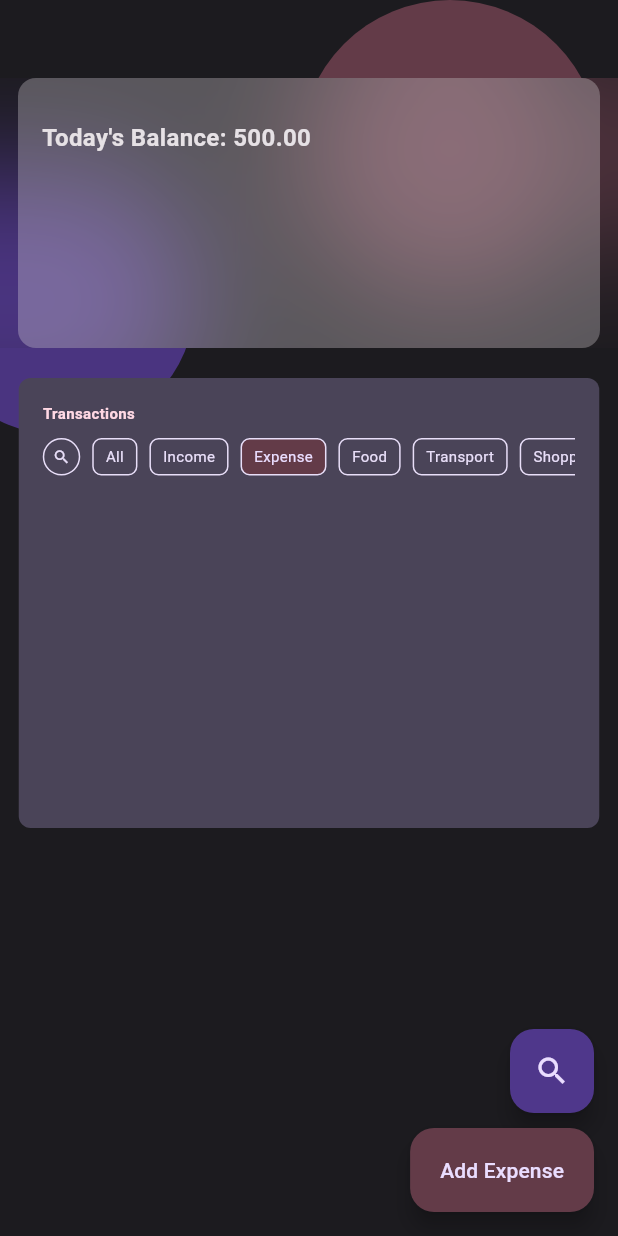
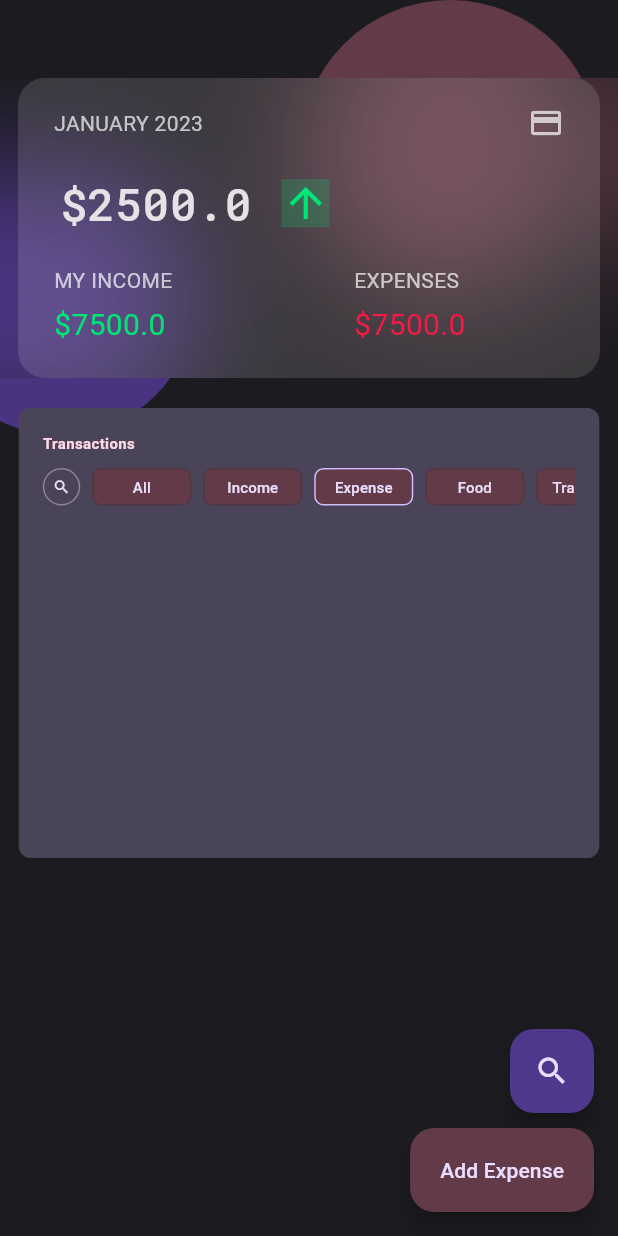
Before and after one commit to jannikwienecke/flutter-finance-tracker, a Flutter app: the screen it shows after launch, on a phone screen of 412 x 824 dp. Run offline on Flutter 3.47's test engine with Material 2 defaults, Android fonts, the phone set to English and light mode, and no system bars; our stand-ins replace bloc, dartz, equatable, flutter_hooks, freezed_annotation, go_router and 4 more; generated files the repository leaves out were written again.

Commit message:
refactor + summary card ui done

```diff
--- a/lib/app/modules/finance/presentation/controller/dashboard_controller_handler.dart
+++ b/lib/app/modules/finance/presentation/controller/dashboard_controller_handler.dart
@@ -1,3 +1,4 @@
+
 import 'dart:async';
 
 import 'package:equatable/equatable.dart';
@@ -58,8 +59,6 @@ class DashboardControllerHandler extends _$DashboardControllerHandler {
         totalDeltaY: 0,
         started: false,
       );
-
-// intervall
     } else {
       state = state.copyWith(
         showCommandbar: true,
@@ -70,7 +69,6 @@ class DashboardControllerHandler extends _$DashboardControllerHandler {
 
       final timer = Timer.periodic(const Duration(milliseconds: 5), (timer) {
         if (state.opacity - 0.0333 <= 0) {
-          print('totalDeltaY: ${state.totalDeltaY} ${state.opacity}}');
           timer.cancel();
           return;
         }
--- a/lib/app/modules/finance/presentation/widgets/dashboard_controller.dart
+++ b/lib/app/modules/finance/presentation/dashboard_controller_screen/dashboard_controller.dart
@@ -1,11 +1,11 @@
 import 'package:flutter/material.dart';
 import 'package:flutter_hooks/flutter_hooks.dart';
 import 'package:hooks_riverpod/hooks_riverpod.dart';
-import 'package:notes/app/modules/finance/presentation/command_bar_screen.dart';
+import 'package:notes/app/modules/finance/presentation/command_bar_screen/command_bar_screen.dart';
 import 'package:notes/app/modules/finance/presentation/constants.dart';
 import 'package:notes/app/modules/finance/presentation/controller/dashboard_controller_handler.dart';
-import 'package:notes/app/modules/finance/presentation/dashboard_screen.dart';
-import 'package:notes/app/modules/finance/presentation/widgets/color_circle.dart';
+import 'package:notes/app/modules/finance/presentation/dashboard_screen/dashboard_screen.dart';
+import 'package:notes/app/shared/presentation/widgets/widgets.dart';
 
 class DashboardController extends HookConsumerWidget {
   const DashboardController({super.key});
@@ -69,7 +69,7 @@ class DashboardController extends HookConsumerWidget {
           onPanDown: handlePanDown,
           onPanUpdate: handlePanUpdate,
           onPanEnd: handlePanEnd,
-          child: DashBoardScreen(
+          child: DashboardScreen(
             totalDeltaY: totalDeltaY,
             opacity: opacity,
             duration: duration,
--- a/lib/app/modules/finance/presentation/dashboard_screen.dart
+++ b/lib/app/modules/finance/presentation/dashboard_screen/dashboard_screen.dart
@@ -1,9 +1,10 @@
 import 'package:flutter/material.dart';
-import 'package:notes/app/modules/finance/presentation/widgets/glasmorphism_wrapper.dart';
-import 'package:notes/app/modules/finance/presentation/widgets/transactions_card.dart';
+import 'package:notes/app/modules/finance/presentation/dashboard_screen/widgets/summary_card.dart';
+import 'package:notes/app/modules/finance/presentation/dashboard_screen/widgets/transactions_card.dart';
+import 'package:notes/app/shared/presentation/widgets/widgets.dart';
 
-class DashBoardScreen extends StatelessWidget {
-  const DashBoardScreen({
+class DashboardScreen extends StatelessWidget {
+  const DashboardScreen({
     super.key,
     required this.opacity,
     required this.totalDeltaY,
@@ -41,10 +42,12 @@ class DashBoardScreen extends StatelessWidget {
                             Positioned(
                               top: 20,
                               left: 0,
-                              child: GlasmorphismWrapper(),
+                              child: GlasmorphismWrapper(
+                                child: SummaryCard(),
+                              ),
                             ),
                             Positioned(
-                              top: 220,
+                              top: 240,
                               left: 0,
                               child: TransactionsCard(),
                             ),
--- /dev/null
+++ b/lib/app/modules/finance/presentation/dashboard_screen/widgets/summary_card.dart
@@ -0,0 +1,212 @@
+import 'package:flutter/material.dart';
+import 'package:google_fonts/google_fonts.dart';
+
+class SummaryCard extends StatelessWidget {
+  const SummaryCard({
+    super.key,
+  });
+
+  @override
+  Widget build(BuildContext context) {
+    const income = 7500.00;
+    const expense = 5000.00;
+    const balance = income - expense;
+
+    const monthYear = 'JANUARY 2023';
+
+    return Container(
+      decoration: BoxDecoration(
+        color: Theme.of(context).colorScheme.onBackground.withOpacity(.15),
+        borderRadius: BorderRadius.circular(18),
+      ),
+      height: 200,
+      width: MediaQuery.of(context).size.width - 24,
+      child: const Padding(
+        padding: EdgeInsets.symmetric(
+          horizontal: 24,
+          vertical: 8,
+        ),
+        child: SummaryCardContent(
+          monthYear: monthYear,
+          balance: balance,
+          income: income,
+          expense: expense,
+        ),
+      ),
+    );
+  }
+}
+
+class SummaryCardContent extends StatelessWidget {
+  const SummaryCardContent({
+    super.key,
+    required this.monthYear,
+    required this.balance,
+    required this.income,
+    required this.expense,
+  });
+
+  final String monthYear;
+  final double balance;
+  final double income;
+  final double expense;
+
+  @override
+  Widget build(BuildContext context) {
+    return Column(
+      crossAxisAlignment: CrossAxisAlignment.start,
+      children: [
+        const SizedBox(height: 10),
+        HeaderCard(monthYear: monthYear),
+        const SizedBox(height: 20),
+        Padding(
+          padding: const EdgeInsets.only(left: 4),
+          child: CurrentBalanceDisplay(balance: balance),
+        ),
+        const SizedBox(height: 20),
+        IncomeExpensesRow(income: income, expense: expense)
+      ],
+    );
+  }
+}
+
+class HeaderCard extends StatelessWidget {
+  const HeaderCard({
+    super.key,
+    required this.monthYear,
+  });
+
+  final String monthYear;
+
+  @override
+  Widget build(BuildContext context) {
+    return Row(
+      mainAxisAlignment: MainAxisAlignment.spaceBetween,
+      children: [
+        Text(
+          monthYear,
+          style: TextStyle(
+            color: Colors.white.withOpacity(.7),
+          ),
+        ),
+        // credit card icon
+        Icon(
+          Icons.credit_card,
+          color: Colors.white.withOpacity(.7),
+          size: 24,
+        ),
+      ],
+    );
+  }
+}
+
+class CurrentBalanceDisplay extends StatelessWidget {
+  const CurrentBalanceDisplay({
+    super.key,
+    required this.balance,
+  });
+
+  final double balance;
+
+  @override
+  Widget build(BuildContext context) {
+    return Row(
+      children: [
+        Text(
+          r'$' '$balance',
+          style: GoogleFonts.robotoMono(
+            fontSize: 30,
+            fontWeight: FontWeight.w500,
+          ),
+        ),
+        const SizedBox(width: 20),
+        DecoratedBox(
+          decoration: BoxDecoration(
+            color: Colors.greenAccent.shade400.withOpacity(.2),
+            borderRadius: BorderRadius.circular(0),
+          ),
+          child: Icon(
+            Icons.arrow_upward,
+            color: Colors.greenAccent.shade400,
+            size: 32,
+          ),
+        ),
+
+        // income & expense
+      ],
+    );
+  }
+}
+
+class IncomeExpensesRow extends StatelessWidget {
+  const IncomeExpensesRow({
+    super.key,
+    required this.income,
+    required this.expense,
+  });
+
+  final double income;
+  final double expense;
+
+  @override
+  Widget build(BuildContext context) {
+    return Row(
+      mainAxisAlignment: MainAxisAlignment.spaceBetween,
+      children: [
+        // income
+        IncomeExpensesDisplay(
+          value: income,
+          isExpenses: false,
+        ),
+
+        // expense
+        const SizedBox(width: 20),
+        IncomeExpensesDisplay(
+          value: income,
+          isExpenses: true,
+        ),
+
+        const SizedBox(width: 15),
+      ],
+    );
+  }
+}
+
+class IncomeExpensesDisplay extends StatelessWidget {
+  const IncomeExpensesDisplay({
+    super.key,
+    required this.value,
+    required this.isExpenses,
+  });
+
+  final double value;
+  final bool isExpenses;
+
+  @override
+  Widget build(BuildContext context) {
+    final label = isExpenses ? 'EXPENSES' : 'MY INCOME';
+
+    final color =
+        isExpenses ? Colors.redAccent.shade400 : Colors.greenAccent.shade400;
+
+    return Column(
+      crossAxisAlignment: CrossAxisAlignment.start,
+      children: [
+        Text(
+          label.toUpperCase(),
+          style: TextStyle(
+            color: Colors.white.withOpacity(.7),
+          ),
+        ),
+        const SizedBox(height: 5),
+        Text(
+          r'$' '$value',
+          style: TextStyle(
+            color: color,
+            fontSize: 20,
+          ),
+        ),
+      ],
+    );
+  }
+}
--- a/lib/app/modules/finance/presentation/widgets/transactions_card.dart
+++ b/lib/app/modules/finance/presentation/dashboard_screen/widgets/transactions_card.dart
@@ -1,6 +1,6 @@
 import 'package:flutter/material.dart';
-import 'package:notes/app/modules/finance/presentation/widgets/transactions_card_filter_list.dart';
-import 'package:notes/app/modules/finance/presentation/widgets/transactions_list_search_item.dart';
+import 'package:notes/app/modules/finance/presentation/dashboard_screen/widgets/transactions_card_filter_list.dart';
+import 'package:notes/app/modules/finance/presentation/dashboard_screen/widgets/transactions_list_search_item.dart';
 
 class TransactionsCard extends StatelessWidget {
   const TransactionsCard({
--- a/lib/app/modules/finance/presentation/widgets/transactions_card_filter_item.dart
+++ b/lib/app/modules/finance/presentation/dashboard_screen/widgets/transactions_card_filter_item.dart
@@ -14,23 +14,26 @@ class TransactionCardFilterItem extends StatelessWidget {
 
   @override
   Widget build(BuildContext context) {
-    return InkWell(
-      onTap: onTap,
-      child: Container(
-        padding: const EdgeInsets.symmetric(
-          horizontal: 8,
-          vertical: 4,
+    return Container(
+      decoration: BoxDecoration(
+        color: Theme.of(context).colorScheme.tertiaryContainer,
+        borderRadius: BorderRadius.circular(6),
+        border: Border.all(
+          color: !isSelected
+              ? Theme.of(
+                  context,
+                ).colorScheme.onSecondary.withOpacity(.4)
+              : Theme.of(
+                  context,
+                ).colorScheme.primary,
         ),
-        decoration: BoxDecoration(
-          color: isSelected
-              ? Theme.of(context).colorScheme.tertiaryContainer
-              : Colors.transparent,
-          borderRadius: BorderRadius.circular(6),
-          border: Border.all(
-            color: Theme.of(
-              context,
-            ).colorScheme.onSecondaryContainer,
-          ),
+      ),
+      child: TextButton(
+        onPressed: onTap,
+        style: TextButton.styleFrom(
+          padding: const EdgeInsets.all(1),
+          backgroundColor:
+              Theme.of(context).colorScheme.tertiaryContainer.withOpacity(.5),
         ),
         child: Text(
           text,
@@ -44,6 +47,7 @@ class TransactionCardFilterItem extends StatelessWidget {
                     context,
                   ).colorScheme.onSecondaryContainer,
           ),
+          // ),
         ),
       ),
     );
--- a/lib/app/modules/finance/presentation/widgets/transactions_card_filter_list.dart
+++ b/lib/app/modules/finance/presentation/dashboard_screen/widgets/transactions_card_filter_list.dart
@@ -1,5 +1,5 @@
 import 'package:flutter/material.dart';
-import 'package:notes/app/modules/finance/presentation/widgets/transactions_card_filter_item.dart';
+import 'package:notes/app/modules/finance/presentation/dashboard_screen/widgets/transactions_card_filter_item.dart';
 
 const List<String> _filterItems = [
   'All',
--- a/lib/app/modules/finance/presentation/widgets/transactions_list_search_item.dart
+++ b/lib/app/modules/finance/presentation/dashboard_screen/widgets/transactions_list_search_item.dart
@@ -19,7 +19,7 @@ class TransactionsListSearchItem extends StatelessWidget {
           border: Border.all(
             color: Theme.of(
               context,
-            ).colorScheme.onSecondaryContainer,
+            ).colorScheme.onSecondaryContainer.withOpacity(.4),
           ),
         ),
         child: Icon(
--- a/lib/app/modules/finance/presentation/widgets/summary_card.dart
+++ /dev/null
@@ -1,40 +0,0 @@
-import 'package:flutter/material.dart';
-
-class SummaryCard extends StatelessWidget {
-  const SummaryCard({
-    super.key,
-  });
-
-  @override
-  Widget build(BuildContext context) {
-    return Container(
-      decoration: BoxDecoration(
-        // const Color(0x0025242a),
-        color: Theme.of(context).colorScheme.onBackground.withOpacity(.3),
-        borderRadius: BorderRadius.circular(12),
-      ),
-      height: 180,
-      width: MediaQuery.of(context).size.width - 24,
-      child: Padding(
-        padding: const EdgeInsets.symmetric(
-          horizontal: 16,
-          vertical: 8,
-        ),
-        child: Column(
-          crossAxisAlignment: CrossAxisAlignment.start,
-          children: [
-            const SizedBox(height: 20),
-            Text(
-              "Today's Balance: 500.00",
-              style: TextStyle(
-                fontSize: 16,
-                color: Theme.of(context).colorScheme.onBackground,
-                fontWeight: FontWeight.bold,
-              ),
-            ),
-          ],
-        ),
-      ),
-    );
-  }
-}
--- a/lib/app/modules/finance/presentation/widgets/transaction_list.dart
+++ /dev/null
@@ -1,25 +0,0 @@
-import 'package:flutter/material.dart';
-import 'package:notes/app/modules/finance/presentation/widgets/transactions_card.dart';
-
-class GlasmorphismWrapperTransactionList extends StatelessWidget {
-  const GlasmorphismWrapperTransactionList({super.key});
-
-  @override
-  Widget build(BuildContext context) {
-    return const TransactionsCard();
-    // return SizedBox(
-    //   width: MediaQuery.of(context).size.width,
-    //   child: ClipRRect(
-    //     child: BackdropFilter(
-    //       filter: ImageFilter.blur(
-    //         sigmaX: 5,
-    //         sigmaY: 5,
-    //       ),
-    //       child: const Center(
-    //         child: TransactionsCard(),
-    //       ),
-    //     ),
-    //   ),
-    // );
-  }
-}
--- a/lib/app/modules/products/domain/product.dart
+++ b/lib/app/modules/products/domain/product.dart
@@ -20,25 +20,25 @@ class Product extends Equatable {
   final String description;
   final int availableQuantity;
 
-  // @override
-  // List<Object> get props =>
-  //     [title, price, id, imageUrl, description, availableQuantity];
+  @override
+  List<Object> get props =>
+      [title, price, id, imageUrl, description, availableQuantity];
 
-  // Product copyWith({
-  //   required String? title,
-  //   required double? price,
-  //   required String? id,
-  //   required String? imageUrl,
-  //   required String? description,
-  //   required int? availableQuantity,
-  // }) {
-  //   return Product(
-  //     title: title ?? this.title,
-  //     price: price ?? this.price,
-  //     id: this.id,
-  //     imageUrl: this.imageUrl,
-  //     description: this.description,
-  //     availableQuantity: this.availableQuantity,
-  //   );
-  // }
+  Product copyWith({
+    required String? title,
+    required double? price,
+    required String? id,
+    required String? imageUrl,
+    required String? description,
+    required int? availableQuantity,
+  }) {
+    return Product(
+      title: title ?? this.title,
+      price: price ?? this.price,
+      id: this.id,
+      imageUrl: this.imageUrl,
+      description: this.description,
+      availableQuantity: this.availableQuantity,
+    );
+  }
 }
--- a/lib/app/modules/finance/presentation/widgets/color_circle.dart
+++ b/lib/app/shared/presentation/widgets/color_circle.dart
@@ -17,13 +17,9 @@ class ColorCircle extends StatelessWidget {
   @override
   Widget build(BuildContext context) {
     return Positioned(
-      // top: -50,
-      // left: 250,
       top: top,
       left: left,
       child: Container(
-        // height: 250,
-        // width: 250,
         height: size,
         width: size,
         decoration: BoxDecoration(
--- a/lib/app/modules/finance/presentation/widgets/glasmorphism_wrapper.dart
+++ b/lib/app/shared/presentation/widgets/glasmorphism_wrapper.dart
@@ -1,12 +1,14 @@
 import 'dart:ui';
 
 import 'package:flutter/material.dart';
-import 'package:notes/app/modules/finance/presentation/widgets/summary_card.dart';
 
 class GlasmorphismWrapper extends StatelessWidget {
   const GlasmorphismWrapper({
     super.key,
+    required this.child,
   });
+
+  final Widget child;
 
   @override
   Widget build(BuildContext context) {
@@ -18,8 +20,8 @@ class GlasmorphismWrapper extends StatelessWidget {
             sigmaX: 40,
             sigmaY: 40,
           ),
-          child: const Center(
-            child: SummaryCard(),
+          child: Center(
+            child: child,
           ),
         ),
       ),
--- /dev/null
+++ b/lib/app/shared/presentation/widgets/widgets.dart
@@ -0,0 +1,2 @@
+export 'color_circle.dart';
+export 'glasmorphism_wrapper.dart';
--- a/lib/app/view/app.dart
+++ b/lib/app/view/app.dart
@@ -1,7 +1,8 @@
 import 'package:flutter/material.dart';
+import 'package:google_fonts/google_fonts.dart';
 import 'package:hooks_riverpod/hooks_riverpod.dart';
 import 'package:notes/app/modules/finance/presentation/controller/dashboard_controller_handler.dart';
-import 'package:notes/app/modules/finance/presentation/widgets/dashboard_controller.dart';
+import 'package:notes/app/modules/finance/presentation/dashboard_controller_screen/dashboard_controller.dart';
 import 'package:notes/app/view/color_schemes.g.dart';
 import 'package:riverpod_annotation/riverpod_annotation.dart';
 
@@ -35,7 +36,11 @@ class App extends ConsumerWidget {
 
     return ProviderScope(
       child: MaterialApp(
-        theme: ThemeData(useMaterial3: true, colorScheme: lightColorScheme),
+        theme: ThemeData(
+          useMaterial3: true,
+          colorScheme: lightColorScheme,
+          textTheme: GoogleFonts.poppinsTextTheme(Theme.of(context).textTheme),
+        ),
         darkTheme: ThemeData(useMaterial3: true, colorScheme: darkColorScheme),
         themeMode: themeState,
         home: const Home(),
--- a/pubspec.yaml
+++ b/pubspec.yaml
@@ -17,11 +17,11 @@ dependencies:
     sdk: flutter
   flutter_animate: ^3.1.0
   flutter_bloc: ^8.1.1
-
   flutter_localizations:
     sdk: flutter
   freezed: ^2.3.2
   go_router: ^6.0.1
+  google_fonts: ^4.0.3
   hooks_riverpod: ^2.1.3
   intl: ^0.17.0
   pub_api_client: ^2.2.1
@@ -31,7 +31,7 @@ dependencies:
 
 dev_dependencies:
   bloc_test: ^9.1.0
-  build_runner:
+  build_runner: null
   flutter_lints: ^2.0.0
   flutter_test:
     sdk: flutter
```
Also changed, not shown: lib/app/modules/finance/presentation/command_bar_screen/command_bar_screen.dart (renamed from lib/app/modules/finance/presentation/command_bar_screen.dart), pubspec.lock, 6 other files.
